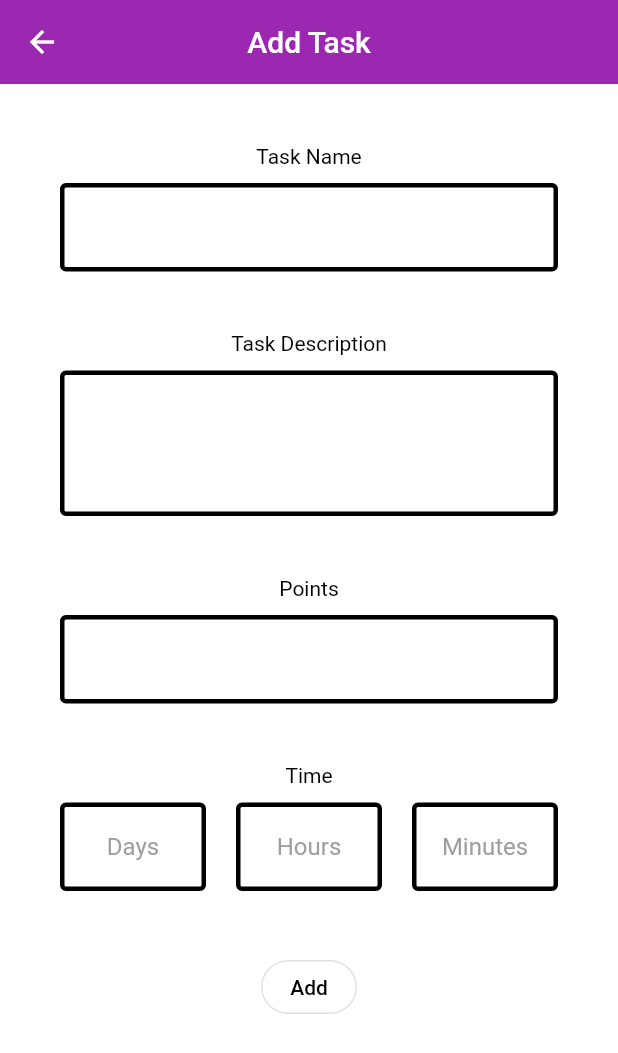
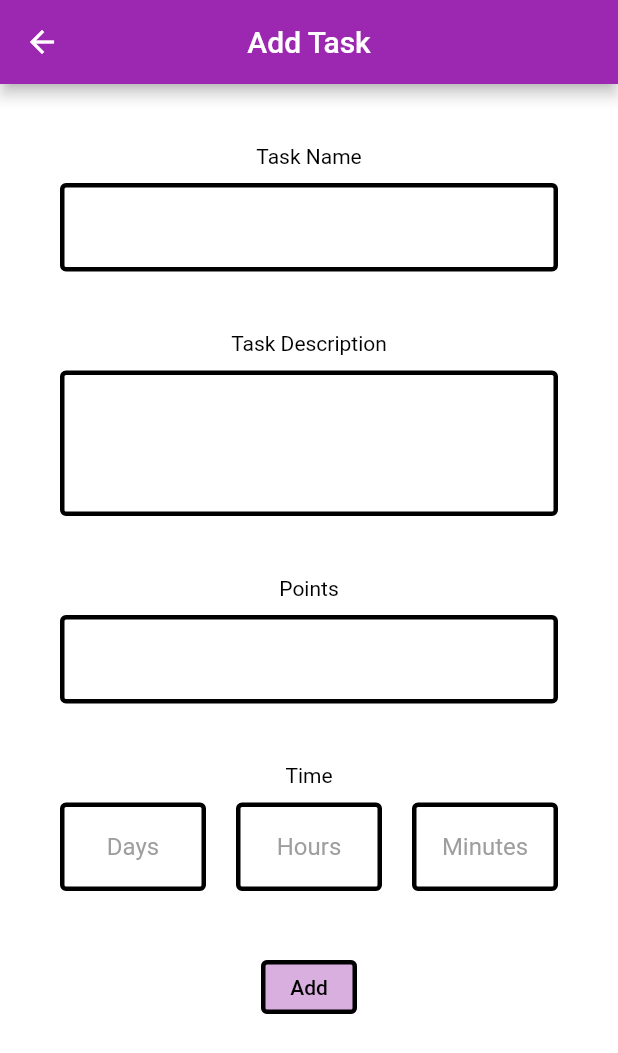
Before and after one commit to thejacobhardman/Gamified-Task-Tracker, a Flutter app: the screen it shows after launch, after a tap on "Add", on a phone screen of 412 x 824 dp. Shown: the top 1053 px of the screen. Run offline on Flutter 3.47's test engine with Material 2 defaults, Android fonts, the phone set to English and light mode, and no system bars.

Commit message:
Styling updates

```diff
--- a/gamified_task_tracker/lib/add-task.dart
+++ b/gamified_task_tracker/lib/add-task.dart
@@ -111,8 +111,6 @@ class CreateTaskPage extends StatelessWidget {
               )
           ),
           backgroundColor: primaryColor,
-          elevation: 0,
-
         ),
         body: SingleChildScrollView(
           scrollDirection: Axis.vertical,
@@ -156,25 +154,20 @@ class CreateTaskPage extends StatelessWidget {
                   ])
               ),
               OutlinedButton(
-                style: ButtonStyle(
-                  foregroundColor: MaterialStateProperty.all<Color>(textColor),
-                  overlayColor: MaterialStateProperty.resolveWith<Color?>(
-                    (Set<MaterialState> states) {
-                      if (states.contains(MaterialState.hovered))
-                        return textColor.withOpacity(0.04);
-                      if (states.contains(MaterialState.focused) ||
-                          states.contains(MaterialState.pressed))
-                        return textColor.withOpacity(0.12);
-                      return null; // Defer to the widget's default.
-                    },
-                  ),
-                  shape: MaterialStateProperty.all(RoundedRectangleBorder(
-                    borderRadius: BorderRadius.circular(30.0),
-                    side: BorderSide(color: Colors.white, width: 2.0)
-                    )),
+                style: OutlinedButton.styleFrom(
+                  side: BorderSide(
+                    color: textColor,
+                    width: 3
+                    ),
+                  backgroundColor: Color.fromARGB(255, 217, 175, 224),
+                  shadowColor: Colors.black,
                 ),
                 onPressed: () { },
-                child: Text('Add'),
+                child: Text(
+                  'Add',
+                  style: TextStyle(
+                    color: textColor,
+                  )),
               )
             ]
           )
```
